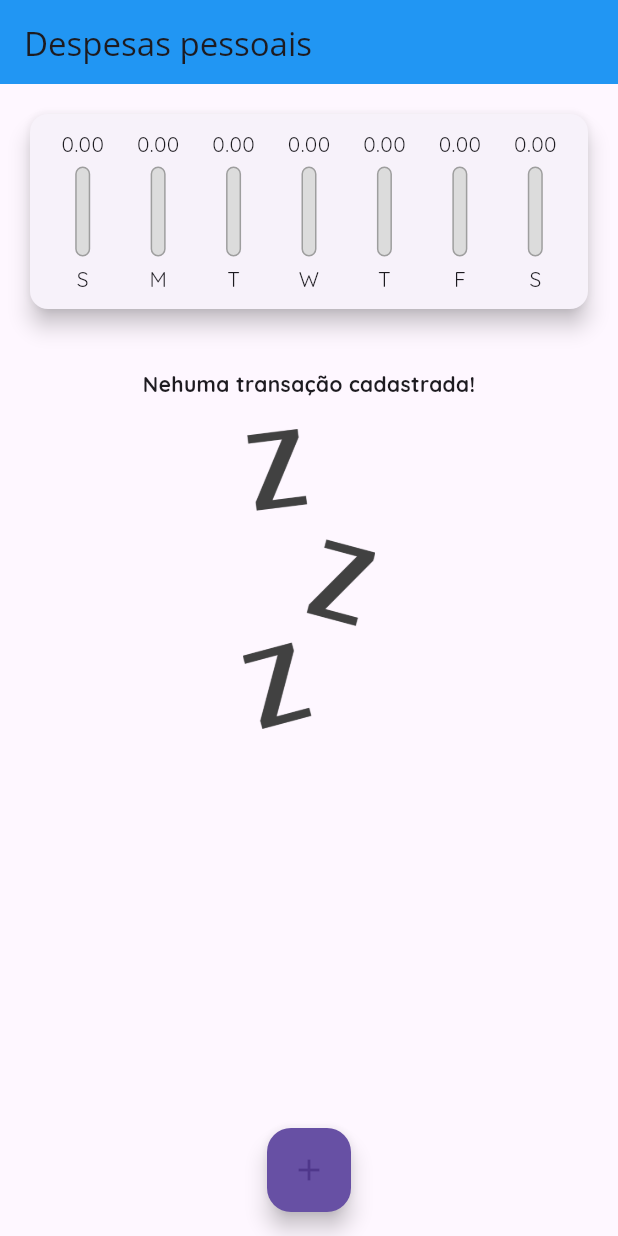
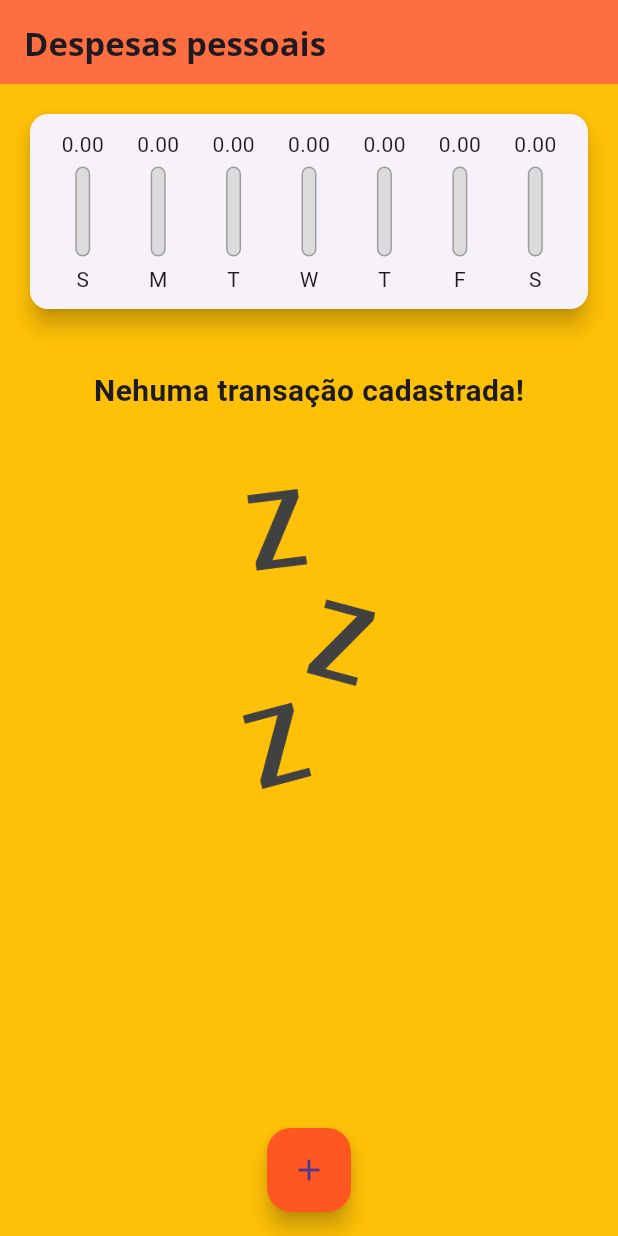
Before and after one commit to CaioLCM/Despesas-Dart, a Flutter app: the screen it shows after launch, on a phone screen of 412 x 824 dp. Run offline on Flutter 3.47's test engine with Material 3 defaults, Android fonts, the phone set to English and light mode, and no system bars.

Commit message:
Mudei o estilo para o meu gosto

```diff
--- a/lib/components/chart_bar.dart
+++ b/lib/components/chart_bar.dart
@@ -32,7 +32,7 @@ class ChartBar extends StatelessWidget {
                 heightFactor: percentage,
                 child: Container(
                   decoration: BoxDecoration(
-                    color: Theme.of(context).primaryColor,
+                    color: Colors.deepOrangeAccent,
                     borderRadius: BorderRadius.circular(5),
                   ),
                 ),
--- a/lib/components/transaction_list.dart
+++ b/lib/components/transaction_list.dart
@@ -12,7 +12,7 @@ class TransactionList extends StatelessWidget {
   @override
   Widget build(context) {
     return Container(
-      height: 300,
+      height: 664,
       child:
           _transactions.isEmpty
               ? Column(
@@ -20,9 +20,9 @@ class TransactionList extends StatelessWidget {
                   SizedBox(height: 20),
                   Text(
                     "Nehuma transação cadastrada!",
-                    style: TextStyle(fontWeight: FontWeight.bold),
+                    style: TextStyle(fontWeight: FontWeight.bold, fontSize: 20),
                   ),
-                  SizedBox(height: 20),
+                  SizedBox(height: 51),
                   Container(
                     height: 200,
                     child: Image.asset(
@@ -41,7 +41,8 @@ class TransactionList extends StatelessWidget {
                     margin: EdgeInsets.symmetric(vertical: 8, horizontal: 5),
                     child: ListTile(
                       leading: CircleAvatar(
-                        radius: 30,
+                        backgroundColor: Colors.orange[200],
+                        radius: 40,
                         child: Padding(
                           padding: const EdgeInsets.all(6.0),
                           child: FittedBox(child: Text("R\$${tr.value}")),
@@ -49,9 +50,12 @@ class TransactionList extends StatelessWidget {
                       ),
                       title: Text(
                         tr.title,
-                        style: Theme.of(context).textTheme.titleMedium,
+                        style: TextStyle(
+                          fontFamily: 'Quicksand',
+                          fontWeight: FontWeight.bold
+                        ),
                       ),
-                      subtitle: Text(DateFormat("d MMM y").format(tr.date)),
+                      subtitle: Text(DateFormat("d MMM y").format(tr.date), style: TextStyle(fontFamily: 'Quicksand'),),
                       trailing: Wrap(
                         spacing: 12,
                         children: [
--- a/lib/main.dart
+++ b/lib/main.dart
@@ -13,10 +13,6 @@ class MyApp extends StatelessWidget {
   @override
   Widget build(BuildContext context) {
     return MaterialApp(
-      theme: ThemeData(
-        primarySwatch: Colors.blue,
-        fontFamily: 'Quicksand'
-    ),
       home: MainPage()
     );
   }
@@ -89,7 +85,8 @@ class _MainPageState extends State<MainPage> {
   @override
   Widget build(BuildContext context) {
     return Scaffold(
-      appBar: AppBar(title: Text("Despesas pessoais", style: TextStyle(fontFamily: 'OpenSans'),), backgroundColor: Colors.blue,),
+      backgroundColor: Colors.amber,
+      appBar: AppBar(title: Text("Despesas pessoais", style: TextStyle(fontFamily: 'OpenSans', fontWeight: FontWeight.bold),), backgroundColor: Colors.deepOrangeAccent,),
       body: Column(
         crossAxisAlignment: CrossAxisAlignment.stretch,
         children: [
@@ -102,7 +99,7 @@ class _MainPageState extends State<MainPage> {
         ],
       ),
       floatingActionButton: FloatingActionButton(
-        backgroundColor: Theme.of(context).primaryColor,
+        backgroundColor: Colors.deepOrange,
         onPressed: () => _opentransactionFormModal(context),
         child: Icon(Icons.add),
       ),
```
